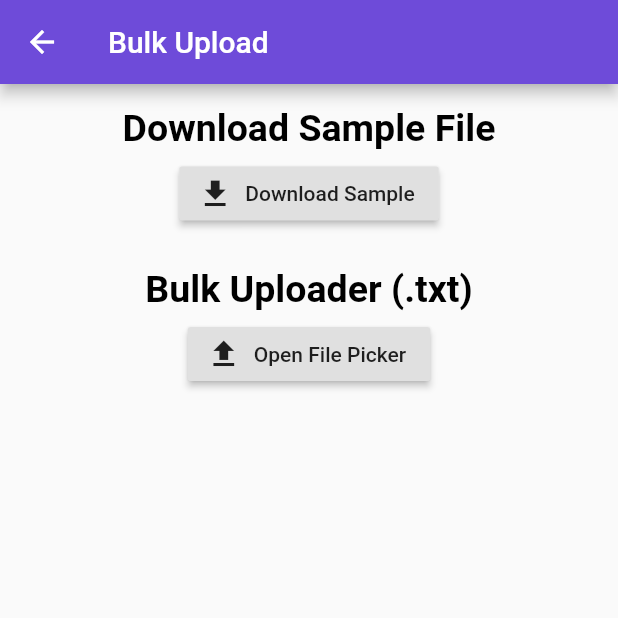
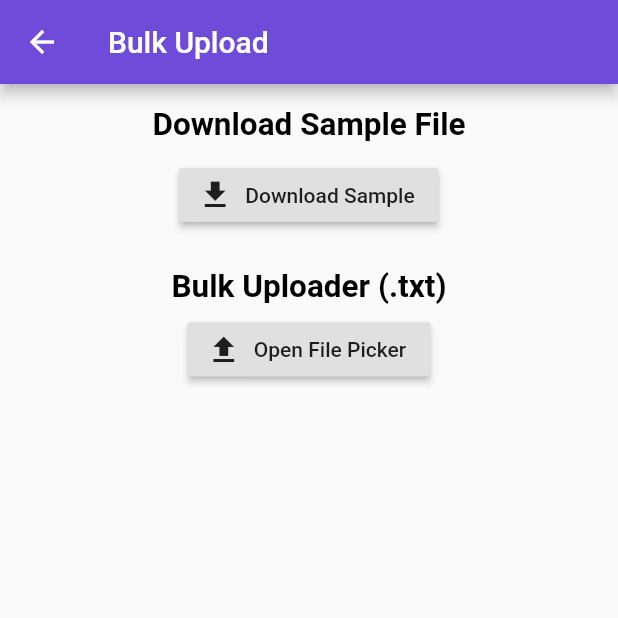
Before and after one commit to Aravin/WarrantyManager, a Flutter app: the BulkUploadScreen screen opened directly, on a phone screen of 412 x 824 dp, the top half of it. Run offline on Flutter 3.47's test engine with Material 2 defaults, Android fonts, the phone set to English and light mode, and no system bars; our stand-ins replace file_picker, firebase_analytics, flutter_form_builder, in_app_review, share, sqflite and 2 more; missing offline and left inert: flutter_webview_plugin; accounts and stored records are empty.

```diff
--- a/lib/screens/add.dart
+++ b/lib/screens/add.dart
@@ -350,7 +350,6 @@ class _AddItemState extends State<AddItem> {
                                     ),
                                     onPressed: () => {
                                       setState(() {
-                                        widget.product.productImage = null;
                                         Toast.show(
                                           "Image Removed.",
                                           context,
--- a/lib/screens/bulk_upload.dart
+++ b/lib/screens/bulk_upload.dart
@@ -10,6 +10,7 @@ import 'package:warranty_manager/shared/contants.dart';
 import 'dart:typed_data';
 import 'dart:io';
 import 'package:toast/toast.dart';
+import 'package:velocity_x/velocity_x.dart';
 
 class BulkUploadScreen extends StatefulWidget {
   @override
@@ -159,17 +160,8 @@ class _BulkUploadScreenState extends State<BulkUploadScreen> {
             Column(
               crossAxisAlignment: CrossAxisAlignment.center,
               children: [
-                Text(
-                  'Download Sample File',
-                  style: TextStyle(
-                    fontWeight: FontWeight.bold,
-                    fontSize: 25.0,
-                  ),
-                  textAlign: TextAlign.left,
-                ),
-                SizedBox(
-                  height: 5,
-                ),
+                'Download Sample File'.text.xl2.bold.makeCentered(),
+                HeightBox(10),
                 RaisedButton.icon(
                   icon: Icon(Icons.download_sharp),
                   label: Text('Download Sample'),
@@ -183,16 +175,8 @@ class _BulkUploadScreenState extends State<BulkUploadScreen> {
                     }
                   },
                 ),
-                SizedBox(
-                  height: 25,
-                ),
-                Text(
-                  'Bulk Uploader (.txt)',
-                  style: TextStyle(
-                    fontWeight: FontWeight.bold,
-                    fontSize: 25.0,
-                  ),
-                ),
+                HeightBox(25),
+                'Bulk Uploader (.txt)'.text.xl2.bold.makeCentered(),
                 SizedBox(
                   height: 5,
                 ),
@@ -201,9 +185,7 @@ class _BulkUploadScreenState extends State<BulkUploadScreen> {
                   icon: Icon(Icons.file_upload),
                   label: Text("Open File Picker"),
                 ),
-                SizedBox(
-                  height: 20,
-                ),
+                HeightBox(20),
                 Builder(
                   builder: (BuildContext context) => _loadingPath
                       ? Padding(
@@ -220,13 +202,11 @@ class _BulkUploadScreenState extends State<BulkUploadScreen> {
                                   crossAxisAlignment: CrossAxisAlignment.center,
                                   children: [
                                     Container(
-                                      child: Text(
-                                        'Data Preview',
-                                        style: TextStyle(
-                                          fontWeight: FontWeight.bold,
-                                          fontSize: 25.0,
-                                        ),
-                                      ),
+                                      child: 'Data Preview'
+                                          .text
+                                          .xl2
+                                          .bold
+                                          .makeCentered(),
                                     ),
                                     SingleChildScrollView(
                                       scrollDirection: Axis.horizontal,
--- a/pubspec.yaml
+++ b/pubspec.yaml
@@ -34,7 +34,7 @@ dependencies:
   file_picker: ^2.0.11
   sqflite: ^1.3.1+2
   path: ^1.7.0
-  path_provider : ^1.6.22
+  path_provider : ^1.6.24
   toast: ^0.1.5
   flutter_webview_plugin: ^0.3.11
   url_launcher: ^5.7.8
@@ -43,6 +43,7 @@ dependencies:
   firebase_crashlytics: ^0.2.1+1
   share: ^0.6.5+3
   in_app_review: ^1.0.1+1
+  velocity_x: ^1.0.1
 
 dev_dependencies:
   flutter_test:
```
Also changed, not shown: lib/screens/bulk_export.dart (added, +76 -0 lines), lib/screens/home.dart (+12 -1 lines), lib/widgets/product_list.dart (+7 -6 lines), lib/widgets/product_page.dart (+12 -6 lines), pubspec.lock, 1 other file.
